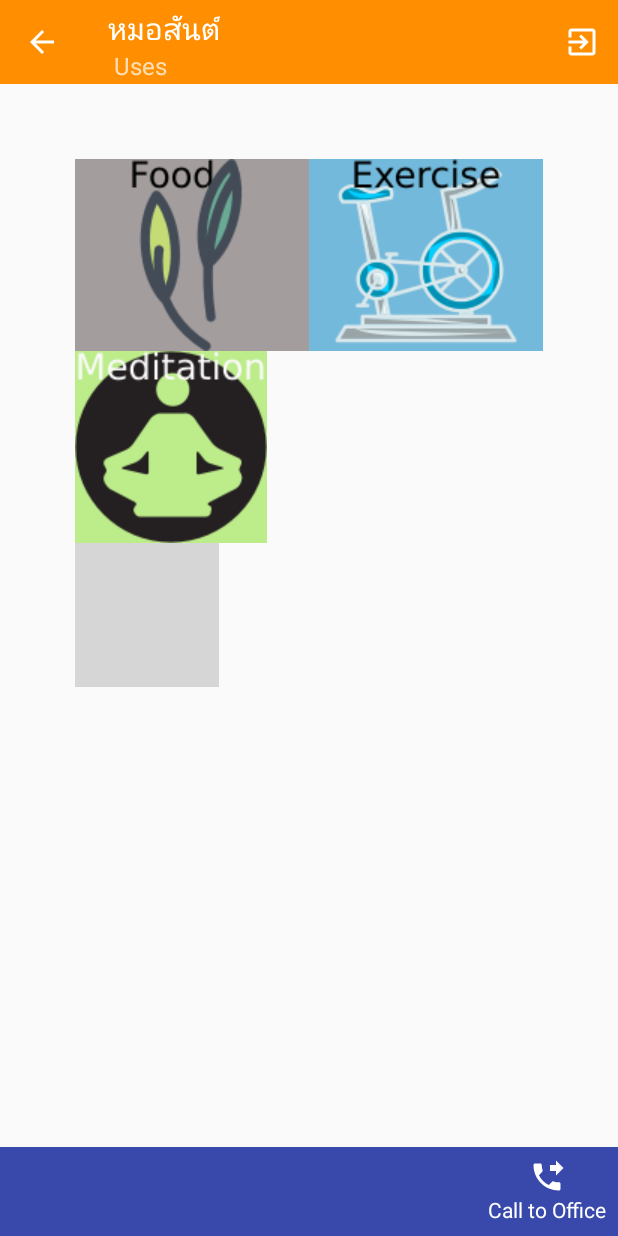
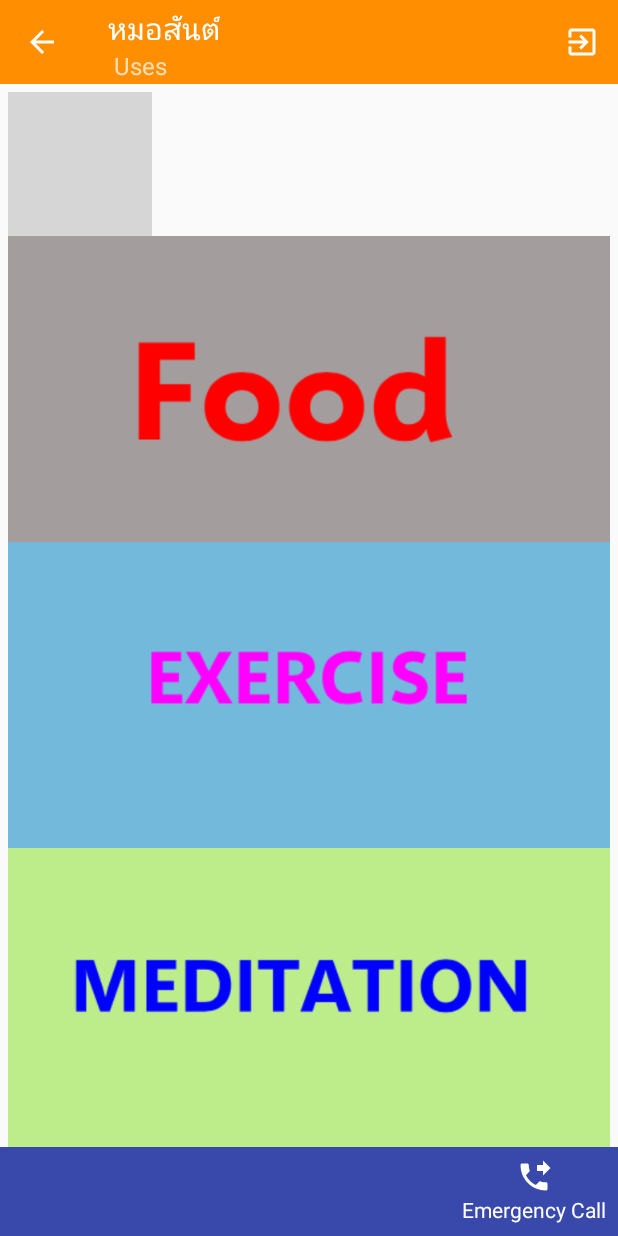
Before and after one commit to ratthakarn/appnurse, an Android app: the screen it shows after launch once a user with an empty profile is signed in (ServiceActivity), on a phone screen of 412 x 824 dp. Run offline under Robolectric (Android 15) with nearby library versions, the phone set to English and light mode, and no system bars; our stand-ins replace Firebase (no records; nobody signed in at launch, a user with empty details on screens opened directly); grey boxes are pictures that could not be loaded.

Commit message:
update 10april

```diff
--- a/app/src/main/res/layout/fragment_catetory.xml
+++ b/app/src/main/res/layout/fragment_catetory.xml
@@ -7,16 +7,25 @@
 
     <!--Content Category-->
     <LinearLayout
-        android:layout_margin="50dp"
+        android:layout_margin="5dp"
         android:orientation="vertical"
+        android:layout_width="match_parent"
+        android:layout_height="match_parent">
+
+        <!--Row1-->
+        <LinearLayout
+
+            android:orientation="horizontal"
             android:layout_width="match_parent"
             android:layout_height="wrap_content">
 
-        <!--Row1-->
-        <LinearLayout
-            android:orientation="horizontal"
-            android:layout_width="match_parent"
-            android:layout_height="wrap_content">
+            <ImageView
+                android:layout_width="wrap_content"
+                android:layout_height="match_parent"
+                android:src="@drawable/nurse06" />
+
+
+        </LinearLayout>
 
         <ImageView
             android:id="@+id/imvCat1"
@@ -35,7 +44,7 @@
             android:layout_height="wrap_content" />
 
 
-        </LinearLayout>
+
 
         <ImageView
             android:id="@+id/imvCat3"
@@ -47,17 +56,14 @@
 
         <ImageView
             android:id="@+id/imvCat4"
-            android:background="#BDEC8B"
+            android:background="#FF5722"
             android:layout_weight="1"
             android:src="@drawable/four"
             android:layout_width="wrap_content"
             android:layout_height="wrap_content" />
 
 
-        <ImageView
-            android:layout_weight="1"
-            android:layout_width="wrap_content"
-            android:layout_height="wrap_content" />
+
 
 
 
@@ -74,6 +80,7 @@
         android:layout_width="match_parent"
         android:layout_height="wrap_content">
 
+
         <LinearLayout
             android:layout_alignParentRight="true"
             android:gravity="center_horizontal"
@@ -89,7 +96,7 @@
 
             <TextView
                 android:textColor="#ffffff"
-                android:text="Call to Office"
+                android:text="Emergency Call"
                 android:layout_width="wrap_content"
                 android:layout_height="wrap_content" />
 
```
Also changed, not shown: app/src/main/res/drawable-mdpi/one.png, app/src/main/res/drawable-mdpi/three.png, app/src/main/res/drawable-mdpi/two.png. Lines whose indentation alone changed are shown as unchanged.
